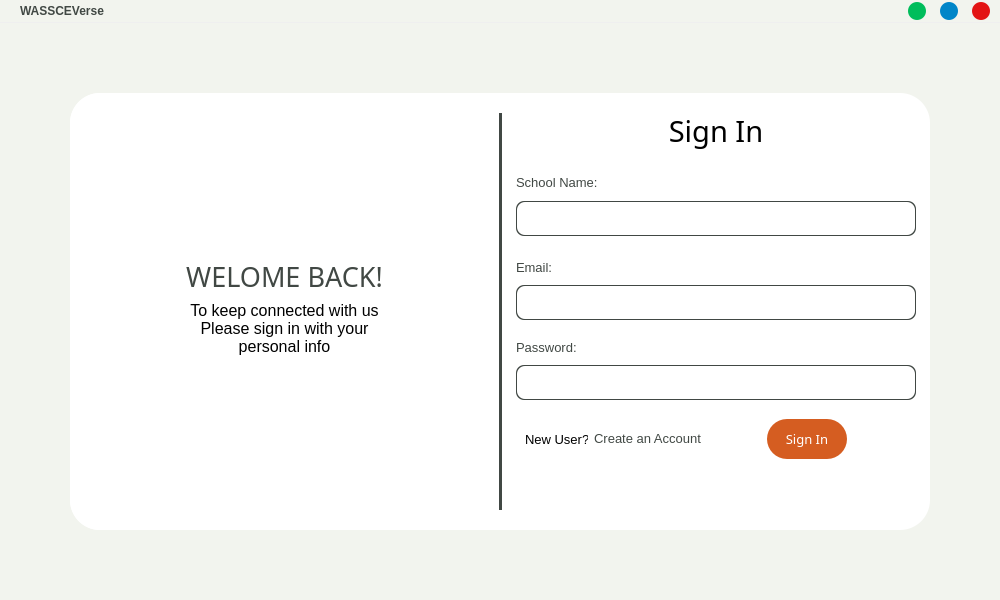
Old version of the form UIs/ui_main.ui in the repository Asiedu13/wassceverse-grandpa.
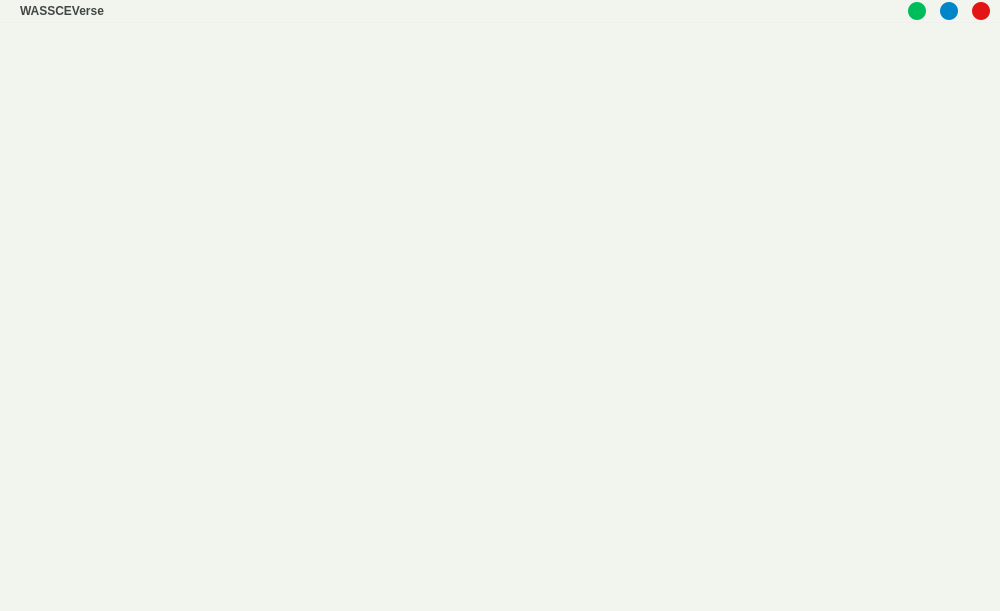
New version of the form.

Patch:
```diff
--- a/UIs/ui_main.ui
+++ b/UIs/ui_main.ui
@@ -7,7 +7,7 @@
     <x>0</x>
     <y>0</y>
     <width>1000</width>
-    <height>600</height>
+    <height>611</height>
    </rect>
   </property>
   <property name="minimumSize">
@@ -263,7 +263,7 @@
 background-color:#f2f4ee;</string>
       </property>
       <property name="currentIndex">
-       <number>0</number>
+       <number>3</number>
       </property>
       <widget class="QWidget" name="signIn">
        <property name="styleSheet">
@@ -1978,6 +1978,9 @@
         </item>
        </layout>
       </widget>
+      <widget class="QWidget" name="page"/>
+      <widget class="QWidget" name="camera"/>
+      <widget class="QWidget" name="page_3"/>
      </widget>
     </item>
    </layout>
```
Left out of the diff: 6 changed lines with no effect on the pictures.
